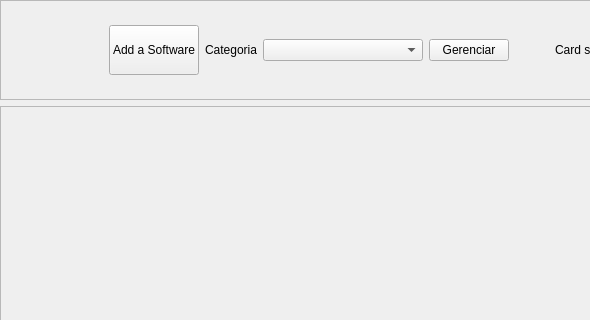
Before: the Qt Designer form dotLauncher.ui in Dotzin/DotLauncher_, drawn with Qt 5; both pictures show x 0 to 590 and y 0 to 320 of the 800 by 600 pixel window.
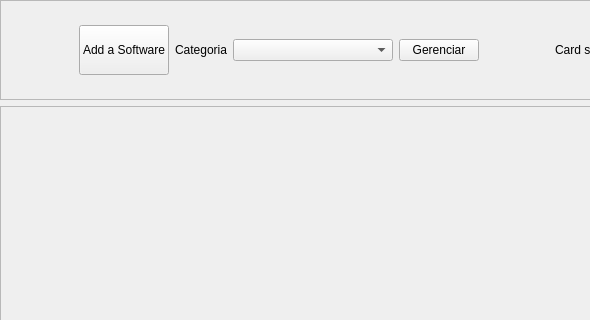
After: the same form once the commit is applied.

Commit message: feat(ui): Adds auto-scan button to main window layout

The edit to the form file:
```diff
--- a/dotLauncher.ui
+++ b/dotLauncher.ui
@@ -122,6 +122,16 @@
          </property>
         </widget>
        </item>
+       <item>
+        <widget class="QToolButton" name="scanInstalledButton">
+         <property name="toolTip">
+          <string>Buscar softwares instalados</string>
+         </property>
+         <property name="autoRaise">
+          <bool>true</bool>
+         </property>
+        </widget>
+       </item>
        <item>
         <spacer name="horizontalSpacer_3">
          <property name="orientation">
```
